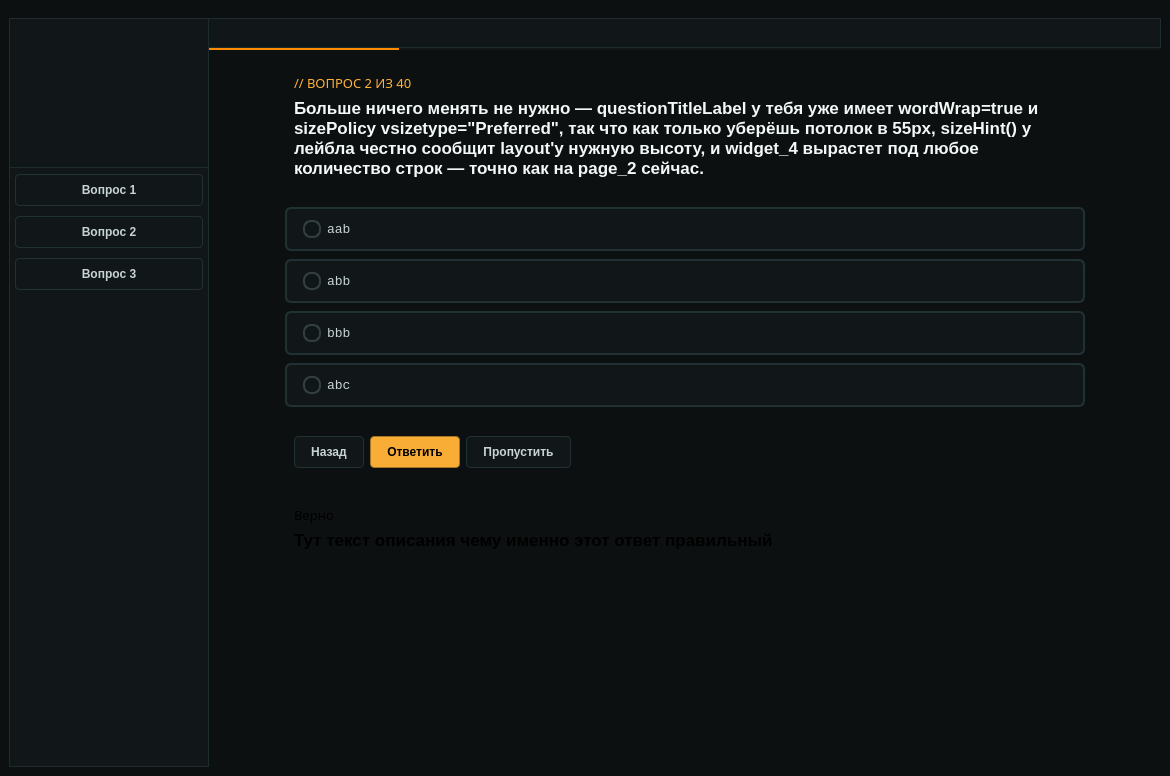
This is src/ui/mainwindow.ui in Krona-org/CodeForge as Qt 5 draws it before an edit. The edited form follows.
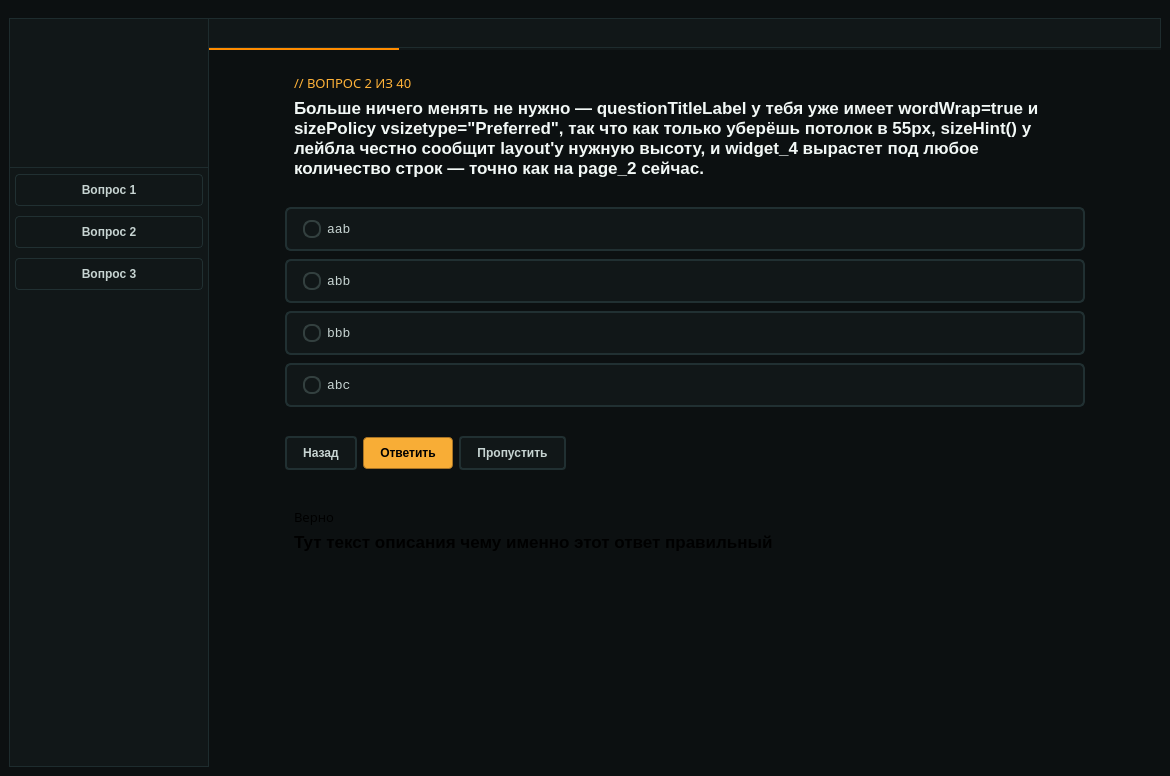
This is the edited form. The open tabs and pages were chosen to show the change. Custom widgets are drawn as their Qt base class.

Commit message: выравнил позиции кнопок навигации

```diff
--- a/src/ui/mainwindow.ui
+++ b/src/ui/mainwindow.ui
@@ -915,8 +915,8 @@
                   <rect>
                    <x>0</x>
                    <y>0</y>
-                   <width>958</width>
-                   <height>684</height>
+                   <width>952</width>
+                   <height>672</height>
                   </rect>
                  </property>
                  <layout class="QGridLayout" name="gridLayout_6">
@@ -1287,7 +1287,22 @@
                       <height>16777215</height>
                      </size>
                     </property>
-                    <layout class="QGridLayout" name="gridLayout_8">
+                    <layout class="QGridLayout" name="gridLayout_8" rowstretch="0">
+                     <property name="leftMargin">
+                      <number>0</number>
+                     </property>
+                     <property name="topMargin">
+                      <number>9</number>
+                     </property>
+                     <property name="rightMargin">
+                      <number>9</number>
+                     </property>
+                     <property name="bottomMargin">
+                      <number>9</number>
+                     </property>
+                     <property name="spacing">
+                      <number>6</number>
+                     </property>
                      <item row="0" column="0">
                       <widget class="QPushButton" name="pushButton_4">
                        <property name="styleSheet">
@@ -1296,7 +1311,7 @@
     font-weight: 500;
     background-color: rgb(17, 23, 24);
     color: rgb(199, 212, 210);
-    border: 1px solid rgb(33, 48, 50);
+    border: 2px solid rgb(33, 48, 50);
     border-radius: 4px;
 	padding: 8px 16px;
 }
@@ -1312,30 +1327,6 @@
                        </property>
                       </widget>
                      </item>
-                     <item row="0" column="2">
-                      <widget class="QPushButton" name="pushButton_6">
-                       <property name="styleSheet">
-                        <string notr="true">QPushButton {
-	font-family: &quot;IBM Plex Mono&quot;;
-    font-weight: 500;
-    background-color: rgb(17, 23, 24);
-    color: rgb(199, 212, 210);
-    border: 1px solid rgb(33, 48, 50);
-    border-radius: 4px;
-	padding: 8px 16px;
-}
-
-QPushButton:hover {
-    background-color: rgb(22, 30, 32);
-    border-color: rgb(51, 64, 63);
-}
-</string>
-                       </property>
-                       <property name="text">
-                        <string>Пропустить</string>
-                       </property>
-                      </widget>
-                     </item>
                      <item row="0" column="1">
                       <widget class="QPushButton" name="pushButton_5">
                        <property name="styleSheet">
@@ -1359,6 +1350,30 @@
                        </property>
                       </widget>
                      </item>
+                     <item row="0" column="2">
+                      <widget class="QPushButton" name="pushButton_6">
+                       <property name="styleSheet">
+                        <string notr="true">QPushButton {
+	font-family: &quot;IBM Plex Mono&quot;;
+    font-weight: 500;
+    background-color: rgb(17, 23, 24);
+    color: rgb(199, 212, 210);
+    border: 2px solid rgb(33, 48, 50);
+    border-radius: 4px;
+	padding: 8px 16px;
+}
+
+QPushButton:hover {
+    background-color: rgb(22, 30, 32);
+    border-color: rgb(51, 64, 63);
+}
+</string>
+                       </property>
+                       <property name="text">
+                        <string>Пропустить</string>
+                       </property>
+                      </widget>
+                     </item>
                      <item row="0" column="3">
                       <spacer name="horizontalSpacer_2">
                        <property name="orientation">
```
Left out of the diff: 34 changed lines with no effect on the pictures.
